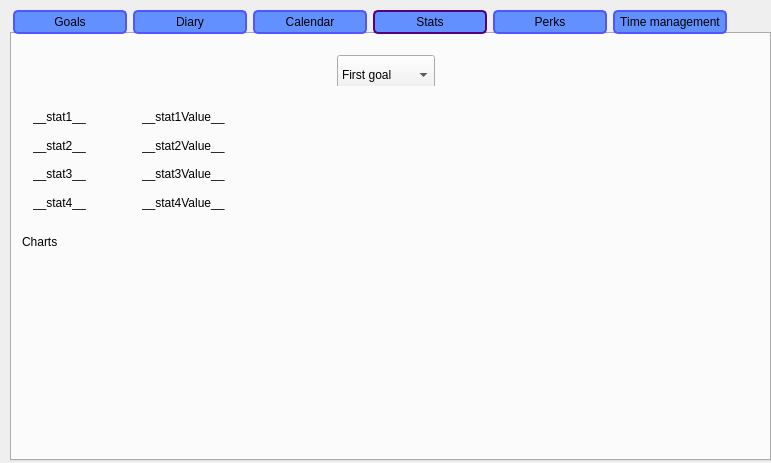
pzksHackathon/CactusHackathon, file Combine/organizerui.ui: the form before one commit.
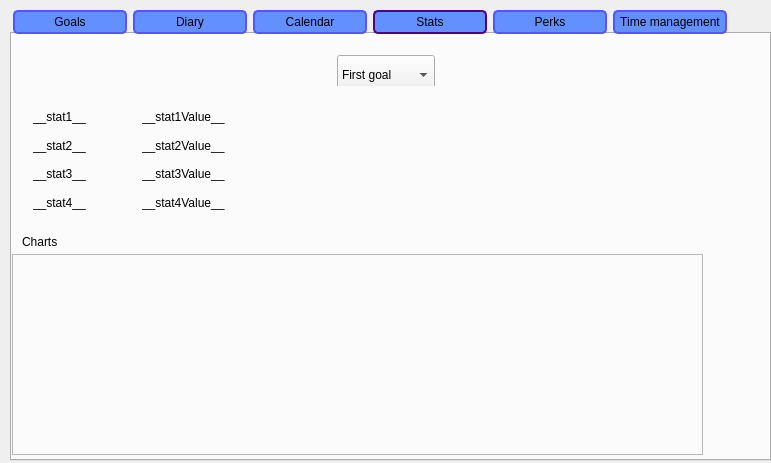
The form after the commit. The open tabs and pages were chosen to show the change.

```diff
--- a/Combine/organizerui.ui
+++ b/Combine/organizerui.ui
@@ -2423,6 +2423,22 @@
        </item>
       </layout>
      </widget>
+     <widget class="QFrame" name="chart_frame">
+      <property name="geometry">
+       <rect>
+        <x>0</x>
+        <y>220</y>
+        <width>691</width>
+        <height>201</height>
+       </rect>
+      </property>
+      <property name="frameShape">
+       <enum>QFrame::StyledPanel</enum>
+      </property>
+      <property name="frameShadow">
+       <enum>QFrame::Raised</enum>
+      </property>
+     </widget>
     </widget>
     <widget class="QWidget" name="tab_5">
      <attribute name="title">
```
Left out of the diff: 10 changed lines with no effect on the pictures.
